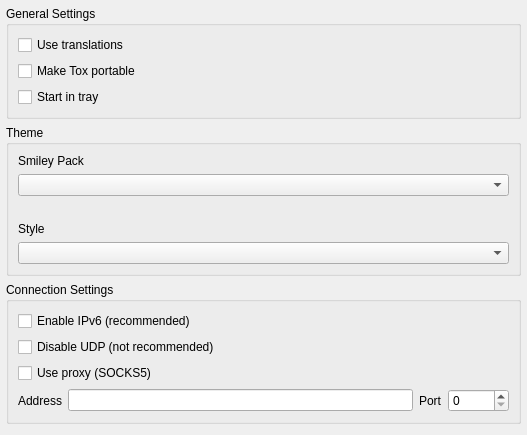
Above: src/widget/form/settings/generalsettings.ui from Zer0C00I/qTox before the change. Below: the same form after it.
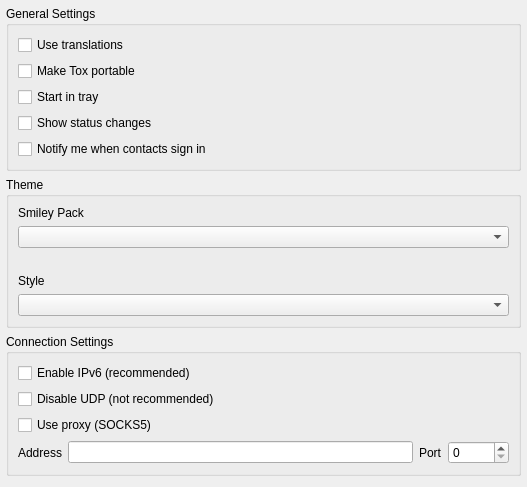
That is the form after the change.

Commit message:
status changes messages and sign in notifications
sign in notifications available only in settings and as a message in chat

```diff
--- a/src/widget/form/settings/generalsettings.ui
+++ b/src/widget/form/settings/generalsettings.ui
@@ -53,6 +53,20 @@
         </property>
        </widget>
       </item>
+      <item>
+       <widget class="QCheckBox" name="statusChangesCheckbox">
+        <property name="text">
+         <string>Show status changes</string>
+        </property>
+       </widget>
+      </item>
+      <item>
+       <widget class="QCheckBox" name="signInNotificationsCheckbox">
+        <property name="text">
+         <string>Notify me when contacts sign in</string>
+        </property>
+       </widget>
+      </item>
      </layout>
     </widget>
    </item>
```
The commit also changes 8 other files.
